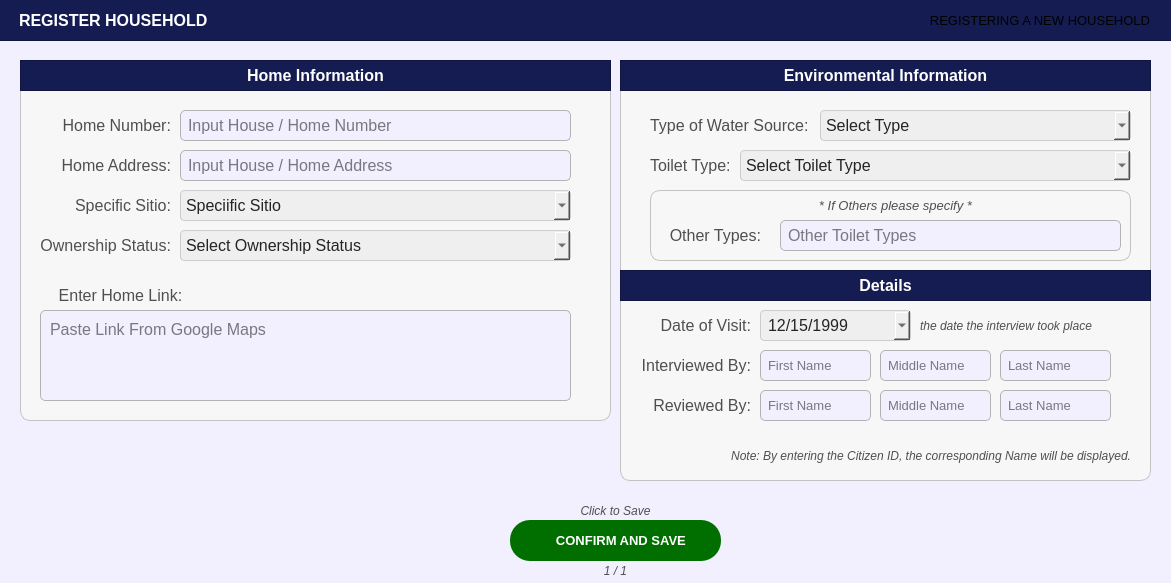
First picture: the form in Resources/UIs/PopUp/Screen_CitizenPanel/ScreenHousehold/register_household.ui, repository Yohhannn/Barangay-Records-Statistics-System, before the edit.
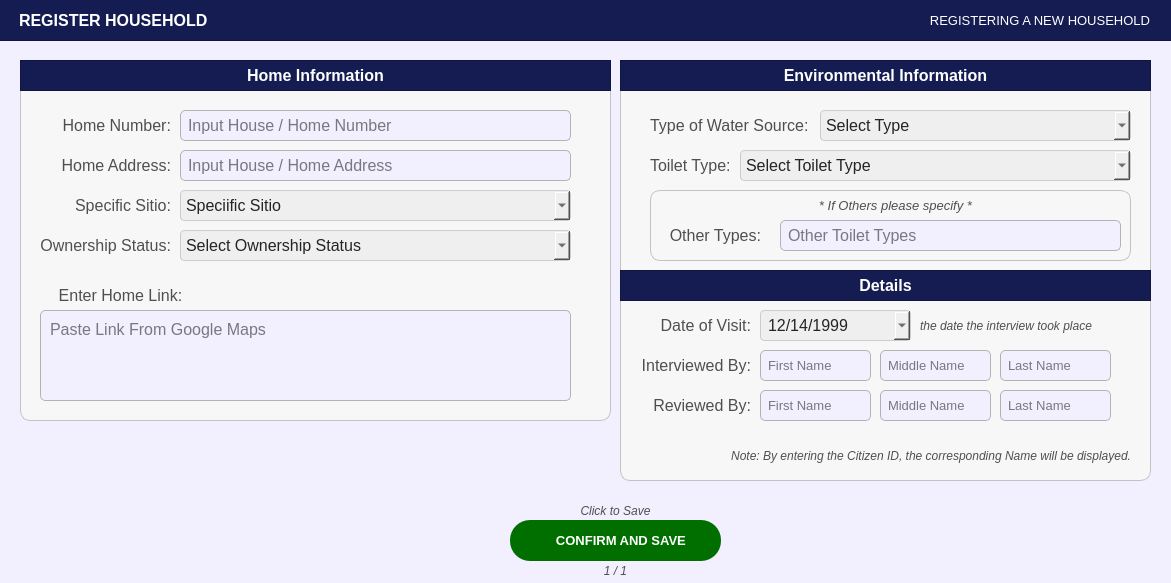
Second picture: the form after the edit. Icons and pictures are not drawn.

```diff
--- a/Resources/UIs/PopUp/Screen_CitizenPanel/ScreenHousehold/register_household.ui
+++ b/Resources/UIs/PopUp/Screen_CitizenPanel/ScreenHousehold/register_household.ui
@@ -857,7 +857,7 @@
       <second>0</second>
       <year>1999</year>
       <month>12</month>
-      <day>15</day>
+      <day>14</day>
      </datetime>
     </property>
     <property name="displayFormat">
@@ -1397,7 +1397,7 @@
     <property name="styleSheet">
      <string notr="true">#filteroptions_label {
 	background-color: transparent;
-	color: #white;
+	color: #FFFFFF;
 }
 </string>
     </property>
```
